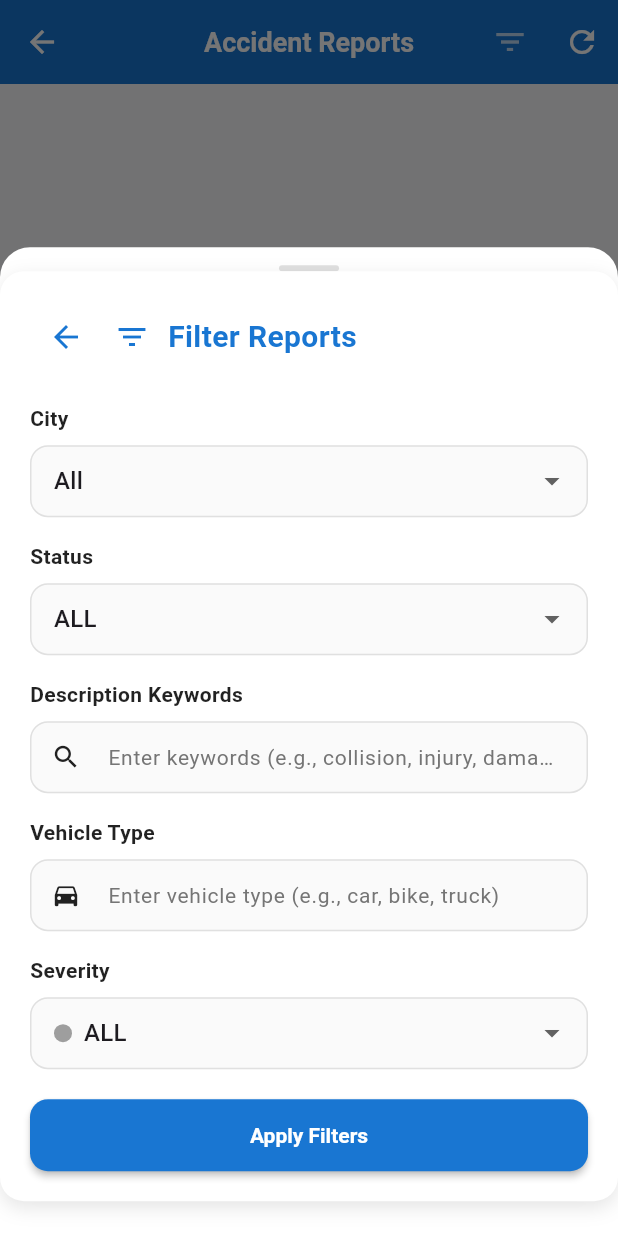
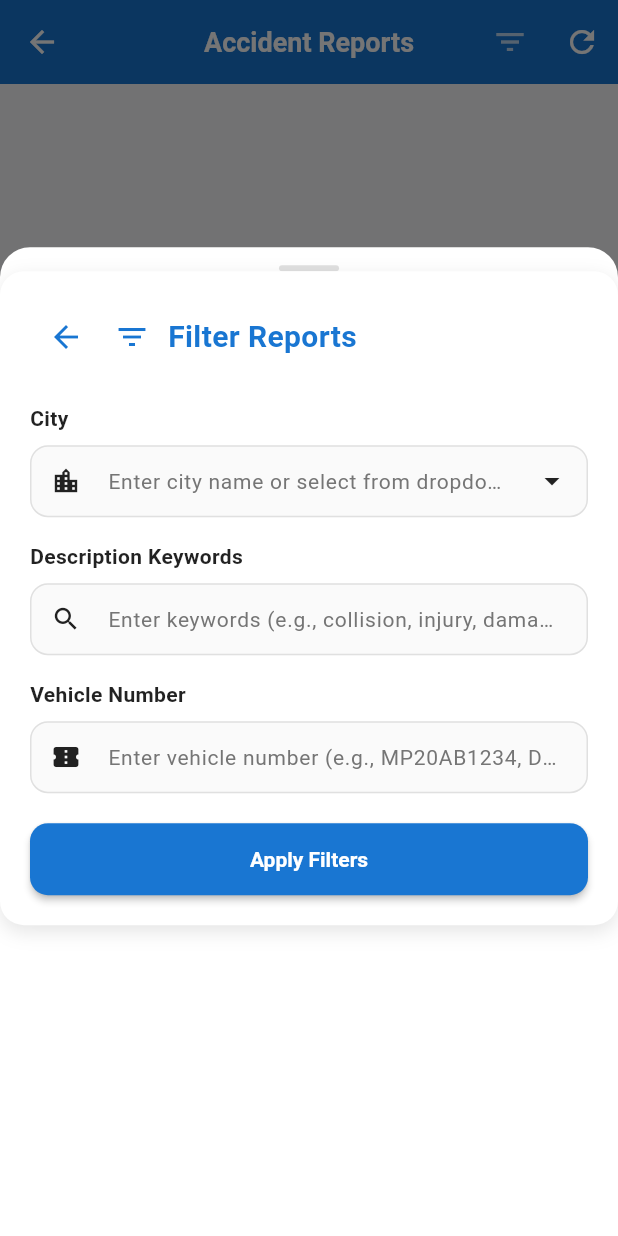
Before and after one commit to geetanjalitosscs/Driver-App, a Flutter app: the AccidentListScreen screen opened directly, after a tap on the "filter list" icon, on a phone screen of 412 x 824 dp. Run offline on Flutter 3.47's test engine with Material 3 defaults, Android fonts, the phone set to English and light mode, and no system bars; our stand-ins replace file_picker, flutter_local_notifications, geocoding, geolocator, google_fonts, google_maps_flutter and 1 more; accounts and stored records are empty; network calls fail.

Commit message:
Updated 2

```diff
--- a/lib/models/accident_filter.dart
+++ b/lib/models/accident_filter.dart
@@ -1,52 +1,42 @@
 class AccidentFilter {
   final String? city;
-  final String? status;
   final String? description;
   final String? vehicle;
   final DateTime? dateFrom;
   final DateTime? dateTo;
-  final String? severity;
 
   AccidentFilter({
     this.city,
-    this.status,
     this.description,
     this.vehicle,
     this.dateFrom,
     this.dateTo,
-    this.severity,
   });
 
   /// Create a copy with updated values
   AccidentFilter copyWith({
     String? city,
-    String? status,
     String? description,
     String? vehicle,
     DateTime? dateFrom,
     DateTime? dateTo,
-    String? severity,
   }) {
     return AccidentFilter(
       city: city ?? this.city,
-      status: status ?? this.status,
       description: description ?? this.description,
       vehicle: vehicle ?? this.vehicle,
       dateFrom: dateFrom ?? this.dateFrom,
       dateTo: dateTo ?? this.dateTo,
-      severity: severity ?? this.severity,
     );
   }
 
   /// Check if any filter is active
   bool get hasActiveFilters {
     return city != null ||
-        status != null ||
         description != null ||
         vehicle != null ||
         dateFrom != null ||
-        dateTo != null ||
-        severity != null;
+        dateTo != null;
   }
 
   /// Clear all filters
@@ -59,10 +49,8 @@
     List<String> activeFilters = [];
 
     if (city != null) activeFilters.add('City: $city');
-    if (status != null) activeFilters.add('Status: $status');
     if (description != null) activeFilters.add('Description: $description');
     if (vehicle != null) activeFilters.add('Vehicle: $vehicle');
-    if (severity != null) activeFilters.add('Severity: $severity');
     if (dateFrom != null) activeFilters.add('From: ${_formatDate(dateFrom!)}');
     if (dateTo != null) activeFilters.add('To: ${_formatDate(dateTo!)}');
 
@@ -75,7 +63,7 @@
 
   @override
   String toString() {
-    return 'AccidentFilter(city: $city, status: $status, description: $description, vehicle: $vehicle, dateFrom: $dateFrom, dateTo: $dateTo, severity: $severity)';
+    return 'AccidentFilter(city: $city, description: $description, vehicle: $vehicle, dateFrom: $dateFrom, dateTo: $dateTo)';
   }
 
   @override
@@ -83,22 +71,18 @@
     if (identical(this, other)) return true;
     return other is AccidentFilter &&
         other.city == city &&
-        other.status == status &&
         other.description == description &&
         other.vehicle == vehicle &&
         other.dateFrom == dateFrom &&
-        other.dateTo == dateTo &&
-        other.severity == severity;
+        other.dateTo == dateTo;
   }
 
   @override
   int get hashCode {
     return city.hashCode ^
-        status.hashCode ^
         description.hashCode ^
         vehicle.hashCode ^
         dateFrom.hashCode ^
-        dateTo.hashCode ^
-        severity.hashCode;
+        dateTo.hashCode;
   }
 }
--- a/lib/providers/accident_provider.dart
+++ b/lib/providers/accident_provider.dart
@@ -168,12 +168,6 @@
       }).toList();
     }
 
-    // Apply status filter
-    if (_currentFilter.status != null && _currentFilter.status!.isNotEmpty) {
-      filteredAccidents = filteredAccidents.where((accident) {
-        return accident.status.toLowerCase() == _currentFilter.status!.toLowerCase();
-      }).toList();
-    }
 
     // Apply description filter
     if (_currentFilter.description != null && _currentFilter.description!.isNotEmpty) {
@@ -189,12 +183,6 @@
       }).toList();
     }
 
-    // Apply severity filter (based on description keywords)
-    if (_currentFilter.severity != null && _currentFilter.severity!.isNotEmpty) {
-      filteredAccidents = filteredAccidents.where((accident) {
-        return _matchesSeverity(accident.description, _currentFilter.severity!);
-      }).toList();
-    }
 
     // Apply date filters
     if (_currentFilter.dateFrom != null) {
@@ -245,24 +233,6 @@
     }
   }
 
-  /// Check if accident description matches severity level
-  bool _matchesSeverity(String description, String severity) {
-    final desc = description.toLowerCase();
-
-    switch (severity.toLowerCase()) {
-      case 'low':
-        return desc.contains('minor') || desc.contains('small') || desc.contains('light');
-      case 'medium':
-        return desc.contains('moderate') || desc.contains('medium') || desc.contains('some');
-      case 'high':
-        return desc.contains('serious') || desc.contains('major') || desc.contains('severe');
-      case 'critical':
-        return desc.contains('critical') || desc.contains('emergency') || desc.contains('urgent') ||
-               desc.contains('life') || desc.contains('death') || desc.contains('fatal');
-      default:
-        return true;
-    }
-  }
 
   /// Accept current accident report
   Future<bool> acceptCurrentAccident({
--- a/lib/widgets/accident_filter_widget.dart
+++ b/lib/widgets/accident_filter_widget.dart
@@ -25,23 +25,6 @@
   final TextEditingController _vehicleController = TextEditingController();
 
   // Predefined options
-  final List<String> _statusOptions = [
-    'All',
-    'pending',
-    'accepted',
-    'rejected',
-    'completed',
-    'cancelled',
-  ];
-
-  final List<String> _severityOptions = [
-    'All',
-    'low',
-    'medium',
-    'high',
-    'critical',
-  ];
-
   final List<String> _cityOptions = [
     'All',
     'Mumbai',
@@ -54,6 +37,10 @@
     'Ahmedabad',
     'Jaipur',
     'Surat',
+    'Jabalpur',
+    'Indore',
+    'Bhopal',
+    'Gwalior',
   ];
 
   @override
@@ -158,28 +145,16 @@
           _buildCityFilter(),
           const SizedBox(height: 16),
 
-          // Status Filter
-          _buildSectionTitle('Status'),
-          const SizedBox(height: 8),
-          _buildStatusFilter(),
-          const SizedBox(height: 16),
-
           // Description Filter
           _buildSectionTitle('Description Keywords'),
           const SizedBox(height: 8),
           _buildDescriptionFilter(),
           const SizedBox(height: 16),
 
-          // Vehicle Filter
-          _buildSectionTitle('Vehicle Type'),
+          // Vehicle Number Filter
+          _buildSectionTitle('Vehicle Number'),
           const SizedBox(height: 8),
           _buildVehicleFilter(),
-          const SizedBox(height: 16),
-
-          // Severity Filter
-          _buildSectionTitle('Severity'),
-          const SizedBox(height: 8),
-          _buildSeverityFilter(),
           const SizedBox(height: 20),
 
           // Apply Button
@@ -258,50 +233,49 @@
   }
 
   Widget _buildCityFilter() {
-    return DropdownButtonFormField<String>(
-      value: _filter.city ?? 'All',
+    return Autocomplete<String>(
+      optionsBuilder: (TextEditingValue textEditingValue) {
+        if (textEditingValue.text.isEmpty) {
+          return _cityOptions.where((String option) => option != 'All');
+        }
+        return _cityOptions.where((String option) {
+          return option.toLowerCase().contains(textEditingValue.text.toLowerCase()) && option != 'All';
+        });
+      },
+      fieldViewBuilder: (BuildContext context, TextEditingController textEditingController, FocusNode focusNode, VoidCallback onFieldSubmitted) {
+        return TextFormField(
+          controller: textEditingController,
+          focusNode: focusNode,
           decoration: InputDecoration(
+            hintText: 'Enter city name or select from dropdown',
             border: OutlineInputBorder(
               borderRadius: BorderRadius.circular(8),
             ),
             contentPadding: const EdgeInsets.symmetric(horizontal: 12, vertical: 8),
+            prefixIcon: const Icon(Icons.location_city, size: 20),
+            suffixIcon: IconButton(
+              icon: const Icon(Icons.arrow_drop_down),
+              onPressed: () {
+                // This will trigger the dropdown
+                focusNode.requestFocus();
+              },
             ),
-      items: _cityOptions.map((String city) {
-        return DropdownMenuItem<String>(
-          value: city,
-          child: Text(city),
+          ),
+          onChanged: (String value) {
+            setState(() {
+              _filter = _filter.copyWith(city: value.isEmpty ? null : value);
+            });
+          },
         );
-      }).toList(),
-      onChanged: (String? value) {
+      },
+      onSelected: (String selection) {
         setState(() {
-          _filter = _filter.copyWith(city: value == 'All' ? null : value);
+          _filter = _filter.copyWith(city: selection == 'All' ? null : selection);
         });
       },
     );
   }
 
-  Widget _buildStatusFilter() {
-    return DropdownButtonFormField<String>(
-      value: _filter.status ?? 'All',
-      decoration: InputDecoration(
-        border: OutlineInputBorder(
-          borderRadius: BorderRadius.circular(8),
-        ),
-        contentPadding: const EdgeInsets.symmetric(horizontal: 12, vertical: 8),
-      ),
-      items: _statusOptions.map((String status) {
-        return DropdownMenuItem<String>(
-          value: status,
-          child: Text(status.toUpperCase()),
-        );
-      }).toList(),
-      onChanged: (String? value) {
-        setState(() {
-          _filter = _filter.copyWith(status: value == 'All' ? null : value);
-        });
-      },
-    );
-  }
 
   Widget _buildDescriptionFilter() {
     return TextFormField(
@@ -326,12 +300,12 @@
     return TextFormField(
       controller: _vehicleController,
       decoration: InputDecoration(
-        hintText: 'Enter vehicle type (e.g., car, bike, truck)',
+        hintText: 'Enter vehicle number (e.g., MP20AB1234, DL01AB1234)',
         border: OutlineInputBorder(
           borderRadius: BorderRadius.circular(8),
         ),
         contentPadding: const EdgeInsets.symmetric(horizontal: 12, vertical: 8),
-        prefixIcon: const Icon(Icons.directions_car, size: 20),
+        prefixIcon: const Icon(Icons.confirmation_number, size: 20),
       ),
       onChanged: (String value) {
         setState(() {
@@ -341,57 +315,6 @@
     );
   }
 
-  Widget _buildSeverityFilter() {
-    return DropdownButtonFormField<String>(
-      value: _filter.severity ?? 'All',
-      decoration: InputDecoration(
-        border: OutlineInputBorder(
-          borderRadius: BorderRadius.circular(8),
-        ),
-        contentPadding: const EdgeInsets.symmetric(horizontal: 12, vertical: 8),
-      ),
-      items: _severityOptions.map((String severity) {
-        Color severityColor = _getSeverityColor(severity);
-        return DropdownMenuItem<String>(
-          value: severity,
-          child: Row(
-            children: [
-              Container(
-                width: 12,
-                height: 12,
-                decoration: BoxDecoration(
-                  color: severityColor,
-                  shape: BoxShape.circle,
-                ),
-              ),
-              const SizedBox(width: 8),
-              Text(severity.toUpperCase()),
-            ],
-          ),
-        );
-      }).toList(),
-      onChanged: (String? value) {
-        setState(() {
-          _filter = _filter.copyWith(severity: value == 'All' ? null : value);
-        });
-      },
-    );
-  }
-
-  Color _getSeverityColor(String severity) {
-    switch (severity.toLowerCase()) {
-      case 'low':
-        return Colors.green;
-      case 'medium':
-        return Colors.orange;
-      case 'high':
-        return Colors.red;
-      case 'critical':
-        return Colors.purple;
-      default:
-        return Colors.grey;
-    }
-  }
 }
 
 /// Filter Bottom Sheet
```
Also changed, not shown: lib/providers/notification_provider.dart (+47 -0 lines), lib/screens/help_screen.dart (+9 -9 lines), lib/services/notification_service.dart (+62 -2 lines). Lines whose indentation alone changed are shown as unchanged.
